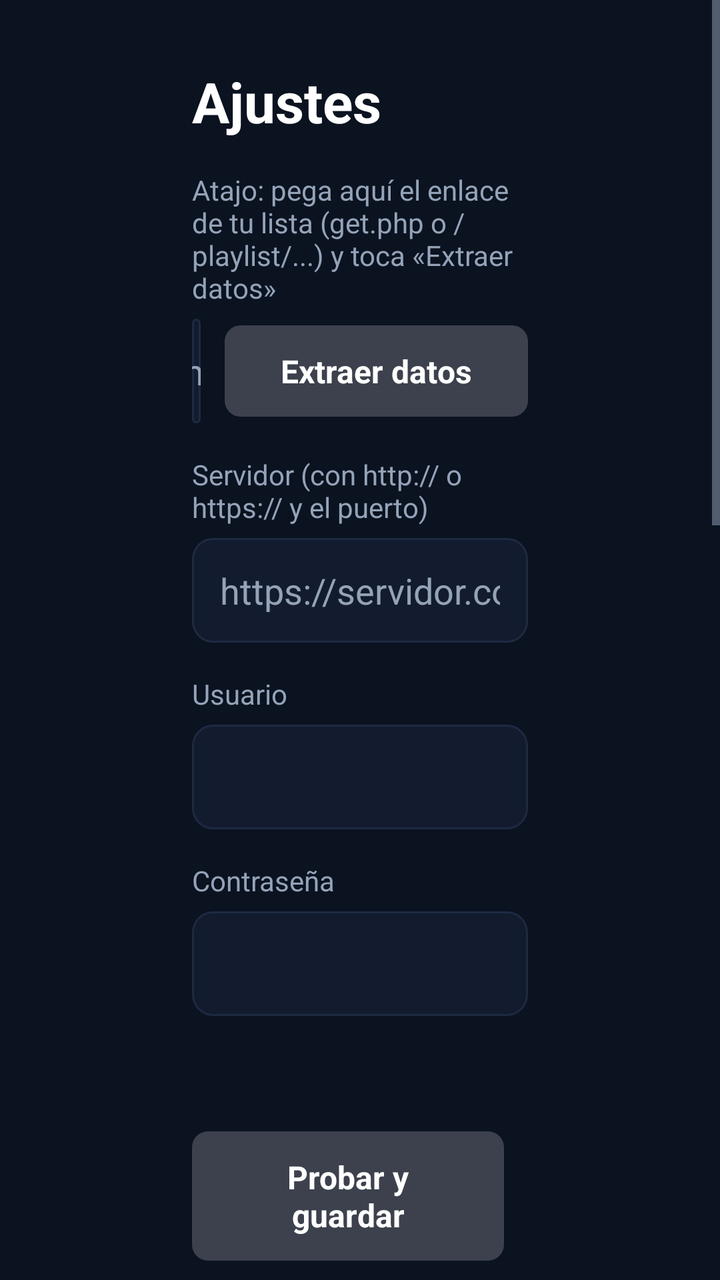
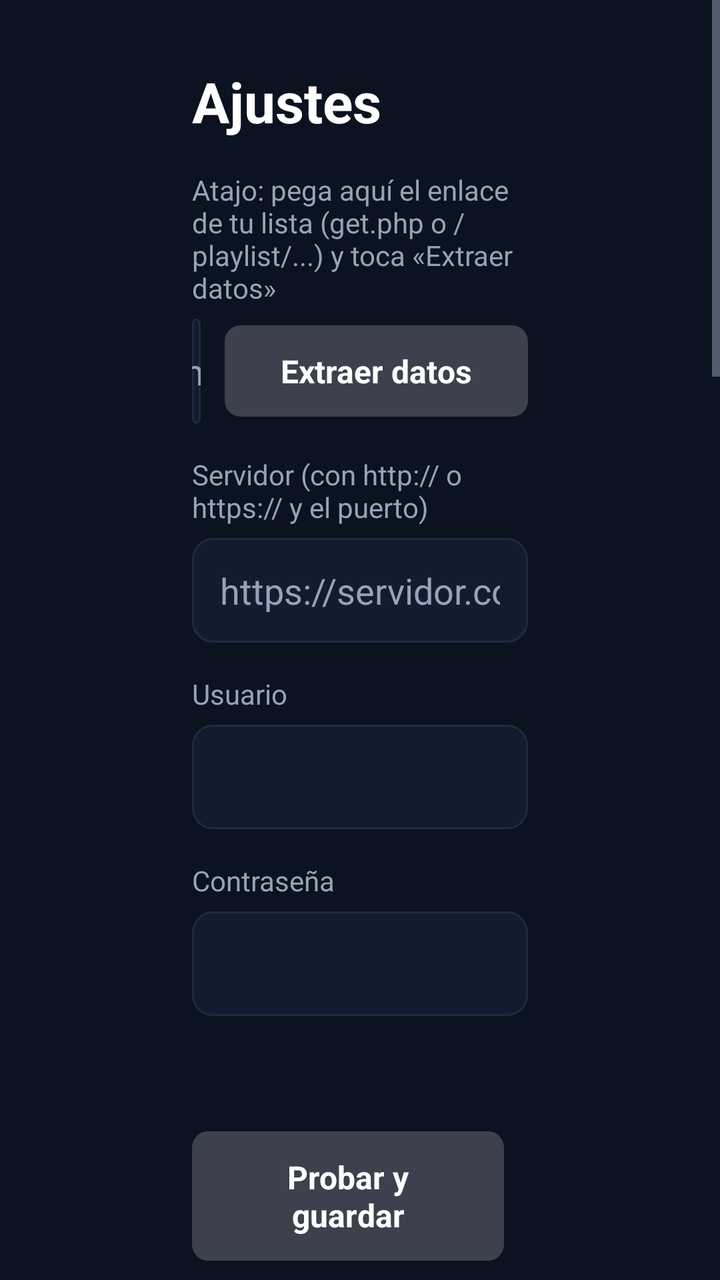

Before-and-after screenshots of an Android layout around one commit, followed by the original layout XML and the change that was made.
<!-- AndroidManifest.xml: application theme Theme.MiTV -->
<!-- res/layout/activity_settings.xml -->
<?xml version="1.0" encoding="utf-8"?>
<ScrollView xmlns:android="http://schemas.android.com/apk/res/android"
    android:layout_width="match_parent"
    android:layout_height="match_parent"
    android:background="@color/bg"
    android:fillViewport="true">

    <LinearLayout
        android:layout_width="match_parent"
        android:layout_height="wrap_content"
        android:orientation="vertical"
        android:paddingStart="96dp"
        android:paddingTop="32dp"
        android:paddingEnd="96dp"
        android:paddingBottom="48dp">

        <TextView
            android:layout_width="wrap_content"
            android:layout_height="wrap_content"
            android:text="Ajustes"
            android:textColor="@color/text"
            android:textSize="28sp"
            android:textStyle="bold" />

        <TextView
            style="@style/Label"
            android:text="Atajo: pega aquí el enlace de tu lista (get.php o /playlist/...) y toca «Extraer datos»" />

        <LinearLayout
            android:layout_width="match_parent"
            android:layout_height="wrap_content"
            android:gravity="center_vertical"
            android:orientation="horizontal">

            <EditText
                android:id="@+id/link"
                style="@style/Input"
                android:layout_width="0dp"
                android:layout_weight="1"
                android:hint="https://servidor:puerto/get.php?username=...&amp;password=..."
                android:inputType="textUri" />

            <TextView
                android:id="@+id/btnParse"
                style="@style/Btn"
                android:layout_marginStart="12dp"
                android:text="Extraer datos" />
        </LinearLayout>

        <TextView style="@style/Label" android:text="Servidor (con http:// o https:// y el puerto)" />
        <EditText
            android:id="@+id/server"
            style="@style/Input"
            android:hint="https://servidor.com:2087"
            android:inputType="textUri" />

        <TextView style="@style/Label" android:text="Usuario" />
        <EditText
            android:id="@+id/username"
            style="@style/Input"
            android:inputType="textVisiblePassword|textNoSuggestions" />

        <TextView style="@style/Label" android:text="Contraseña" />
        <EditText
            android:id="@+id/password"
            style="@style/Input"
            android:imeOptions="actionDone"
            android:inputType="textVisiblePassword|textNoSuggestions" />

        <TextView
            android:id="@+id/result"
            android:layout_width="wrap_content"
            android:layout_height="wrap_content"
            android:layout_marginTop="16dp"
            android:textColor="@color/text_dim"
            android:textSize="16sp" />

        <LinearLayout
            android:layout_width="match_parent"
            android:layout_height="wrap_content"
            android:layout_marginTop="20dp"
            android:orientation="horizontal">

            <TextView
                android:id="@+id/btnSave"
                style="@style/Btn"
                android:layout_marginEnd="12dp"
                android:text="Probar y guardar" />

            <TextView
                android:id="@+id/btnSaveNoTest"
                style="@style/Btn"
                android:layout_marginEnd="12dp"
                android:text="Guardar sin probar" />

        </LinearLayout>

        <TextView
            android:layout_width="wrap_content"
            android:layout_height="wrap_content"
            android:layout_marginTop="40dp"
            android:text="Perfiles infantiles (Cam y Maju)"
            android:textColor="@color/text"
            android:textSize="22sp"
            android:textStyle="bold" />

        <TextView
            android:id="@+id/btnKids"
            style="@style/Btn"
            android:layout_marginTop="12dp"
            android:text="Elegir categorías infantiles" />

        <TextView
            android:layout_width="wrap_content"
            android:layout_height="wrap_content"
            android:layout_marginTop="40dp"
            android:text="PIN para perfiles de adultos"
            android:textColor="@color/text"
            android:textSize="22sp"
            android:textStyle="bold" />

        <TextView
            android:id="@+id/pinStatus"
            style="@style/Label"
            android:layout_marginTop="6dp" />

        <LinearLayout
            android:layout_width="match_parent"
            android:layout_height="wrap_content"
            android:gravity="center_vertical"
            android:orientation="horizontal">

            <EditText
                android:id="@+id/pinInput"
                style="@style/Input"
                android:layout_width="200dp"
                android:hint="4 números"
                android:imeOptions="actionDone"
                android:inputType="numberPassword"
                android:maxLength="4" />

            <TextView
                android:id="@+id/btnPin"
                style="@style/Btn"
                android:layout_marginStart="12dp"
                android:text="Activar PIN" />
        </LinearLayout>
    </LinearLayout>
</ScrollView>
<!-- resources referenced by this layout -->
<resources>
  <color name="bg">#FF0B1220</color>
  <color name="text">#FFFFFFFF</color>
  <color name="text_dim">#FF94A3B8</color>
  <style name="Btn">
          <item name="android:layout_width">wrap_content</item>
          <item name="android:layout_height">wrap_content</item>
          <item name="android:background">@drawable/bg_button</item>
          <item name="android:focusable">true</item>
          <item name="android:clickable">true</item>
          <item name="android:paddingStart">28dp</item>
          <item name="android:paddingEnd">28dp</item>
          <item name="android:paddingTop">12dp</item>
          <item name="android:paddingBottom">12dp</item>
          <item name="android:textColor">@color/btn_text</item>
          <item name="android:textSize">16sp</item>
          <item name="android:textStyle">bold</item>
          <item name="android:gravity">center</item>
      </style>
  <style name="Input">
          <item name="android:layout_width">match_parent</item>
          <item name="android:layout_height">wrap_content</item>
          <item name="android:background">@drawable/bg_input</item>
          <item name="android:padding">14dp</item>
          <item name="android:textColor">@color/text</item>
          <item name="android:textColorHint">@color/text_dim</item>
          <item name="android:textSize">18sp</item>
          <item name="android:singleLine">true</item>
          <item name="android:imeOptions">actionNext</item>
      </style>
  <style name="Label">
          <item name="android:layout_width">wrap_content</item>
          <item name="android:layout_height">wrap_content</item>
          <item name="android:textColor">@color/text_dim</item>
          <item name="android:textSize">14sp</item>
          <item name="android:layout_marginTop">16dp</item>
          <item name="android:layout_marginBottom">6dp</item>
      </style>
  <style name="Theme.MiTV" parent="Theme.AppCompat.NoActionBar">
          <item name="android:windowBackground">@color/bg</item>
          <item name="colorPrimary">@color/accent</item>
          <item name="colorPrimaryDark">@color/bg</item>
          <item name="colorAccent">@color/accent</item>
          <item name="android:textColorPrimary">@color/text</item>
          <item name="android:textColorSecondary">@color/text_dim</item>
      </style>
  <!-- drawable bg_button (drawable) -->
  <?xml version="1.0" encoding="utf-8"?>
  <selector xmlns:android="http://schemas.android.com/apk/res/android">
      <item android:state_focused="true">
          <shape><solid android:color="@color/text" /><corners android:radius="8dp" /></shape>
      </item>
      <item>
          <shape><solid android:color="@color/glass" /><corners android:radius="8dp" /></shape>
      </item>
  </selector>
  <!-- drawable bg_input (drawable) -->
  <?xml version="1.0" encoding="utf-8"?>
  <selector xmlns:android="http://schemas.android.com/apk/res/android">
      <item android:state_focused="true">
          <shape>
              <solid android:color="@color/surface" />
              <stroke android:width="3dp" android:color="@color/accent" />
              <corners android:radius="10dp" />
          </shape>
      </item>
      <item>
          <shape>
              <solid android:color="@color/surface" />
              <stroke android:width="1dp" android:color="@color/selected" />
              <corners android:radius="10dp" />
          </shape>
      </item>
  </selector>
  <color name="accent">#FF3B82F6</color>
  <color name="glass">#33FFFFFF</color>
  <color name="surface">#FF131C2E</color>
  <color name="selected">#FF1E2A42</color>
</resources>

<!-- the commit's change to res/layout/activity_settings.xml (unified diff, before → after) -->
@@ -99,7 +99,40 @@
             android:layout_width="wrap_content"
             android:layout_height="wrap_content"
             android:layout_marginTop="40dp"
-            android:text="Perfiles infantiles (Cam y Maju)"
+            android:text="Personalizar"
+            android:textColor="@color/text"
+            android:textSize="22sp"
+            android:textStyle="bold" />
+
+        <LinearLayout
+            android:layout_width="match_parent"
+            android:layout_height="wrap_content"
+            android:layout_marginTop="12dp"
+            android:orientation="horizontal">
+
+            <TextView
+                android:id="@+id/btnProfiles"
+                style="@style/Btn"
+                android:layout_marginEnd="12dp"
+                android:text="Perfiles" />
+
+            <TextView
+                android:id="@+id/btnCategories"
+                style="@style/Btn"
+                android:layout_marginEnd="12dp"
+                android:text="Ordenar y ocultar categorías" />
+
+            <TextView
+                android:id="@+id/btnPreview"
+                style="@style/Btn"
+                android:text="Avance automático: Sí" />
+        </LinearLayout>
+
+        <TextView
+            android:layout_width="wrap_content"
+            android:layout_height="wrap_content"
+            android:layout_marginTop="40dp"
+            android:text="Perfiles infantiles"
             android:textColor="@color/text"
             android:textSize="22sp"
             android:textStyle="bold" />
